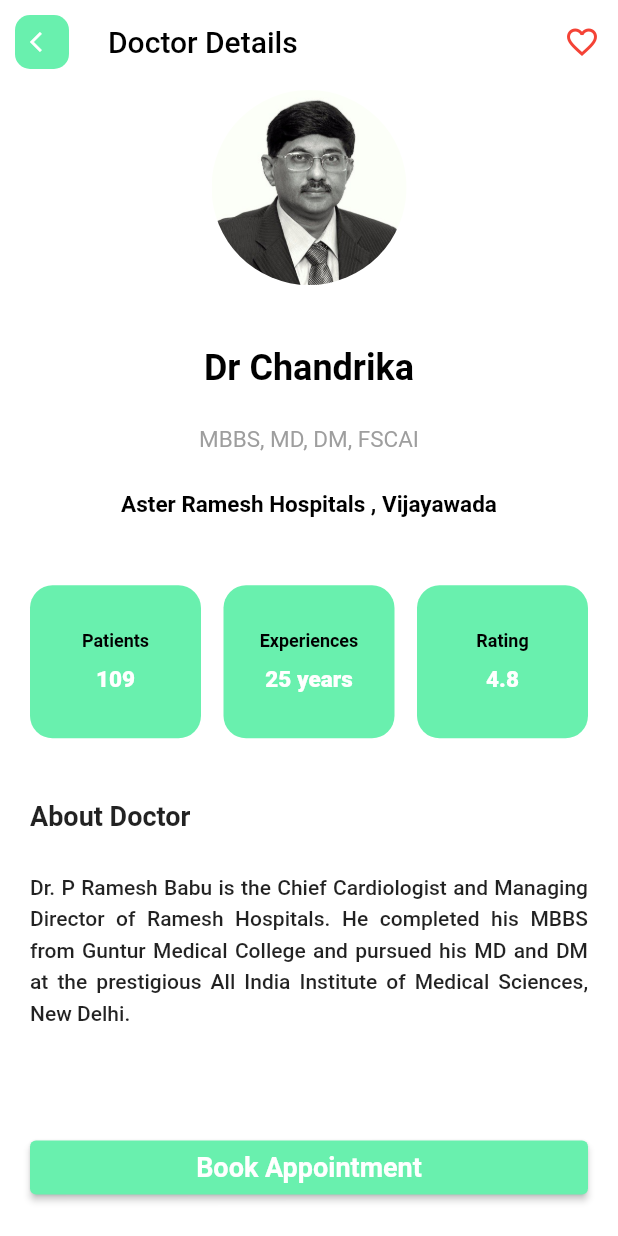
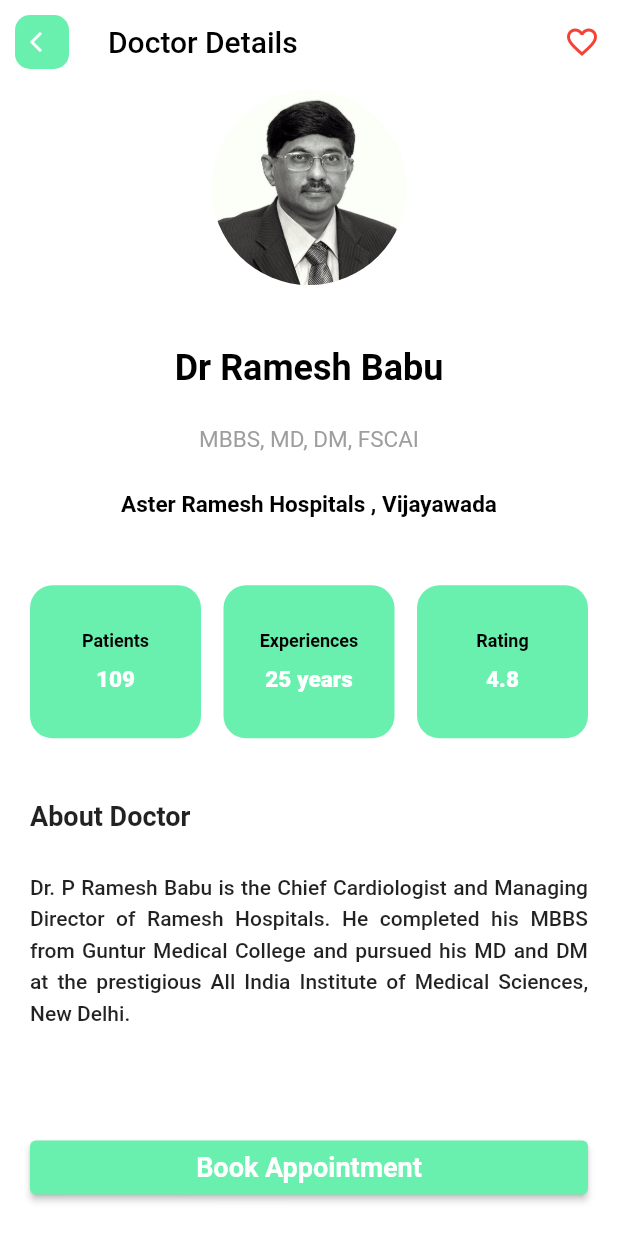
Before and after one commit to Chava-Sai/ayurveda-test, a Flutter app: the DoctorDetails screen opened by its route, on a phone screen of 412 x 824 dp. Run offline on Flutter 3.47's test engine with Material 2 defaults, Android fonts, the light colour scheme and no system bars; our stand-ins replace dio, font_awesome_flutter, lottie, shared_preferences, table_calendar; accounts and stored records are empty.

Commit message:
back to original

```diff
--- a/lib/screens/dotor_details.dart
+++ b/lib/screens/dotor_details.dart
@@ -72,7 +72,7 @@ class AboutDoctor extends StatelessWidget {
           ),
           Config.spaceMedium,
           const Text(
-            'Dr Chandrika',
+            'Dr Ramesh Babu',
             style: TextStyle(
                 color: Colors.black,
                 fontSize: 24.0,
```
